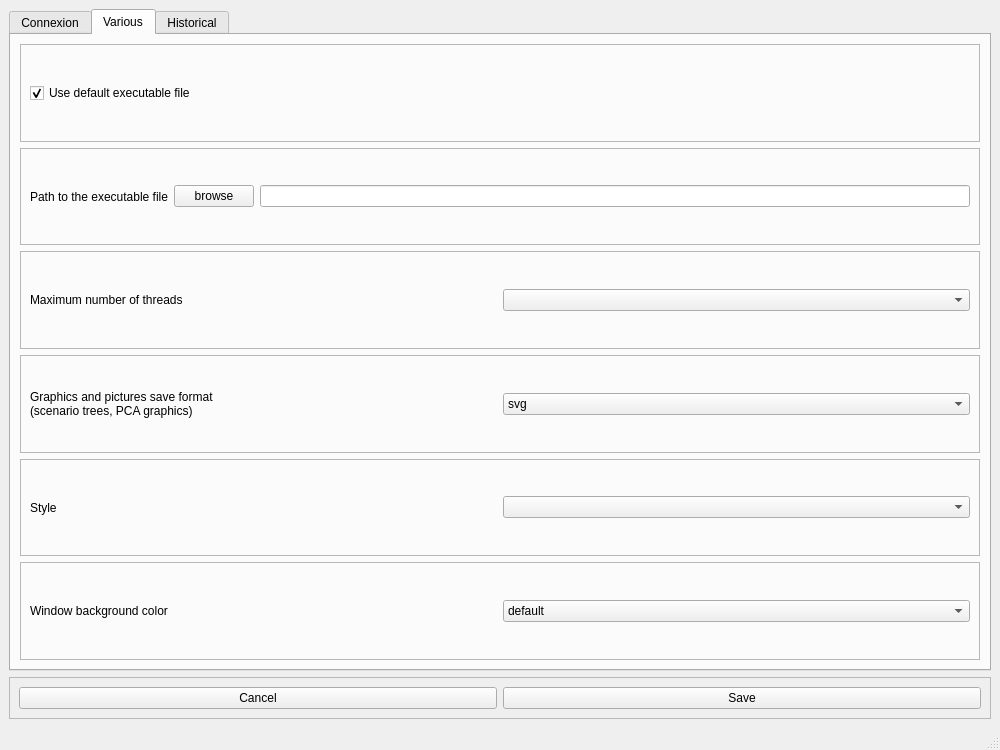
First picture: the form in python_interface/uis/preferences.ui, repository cbgp/diyabc, before the edit.
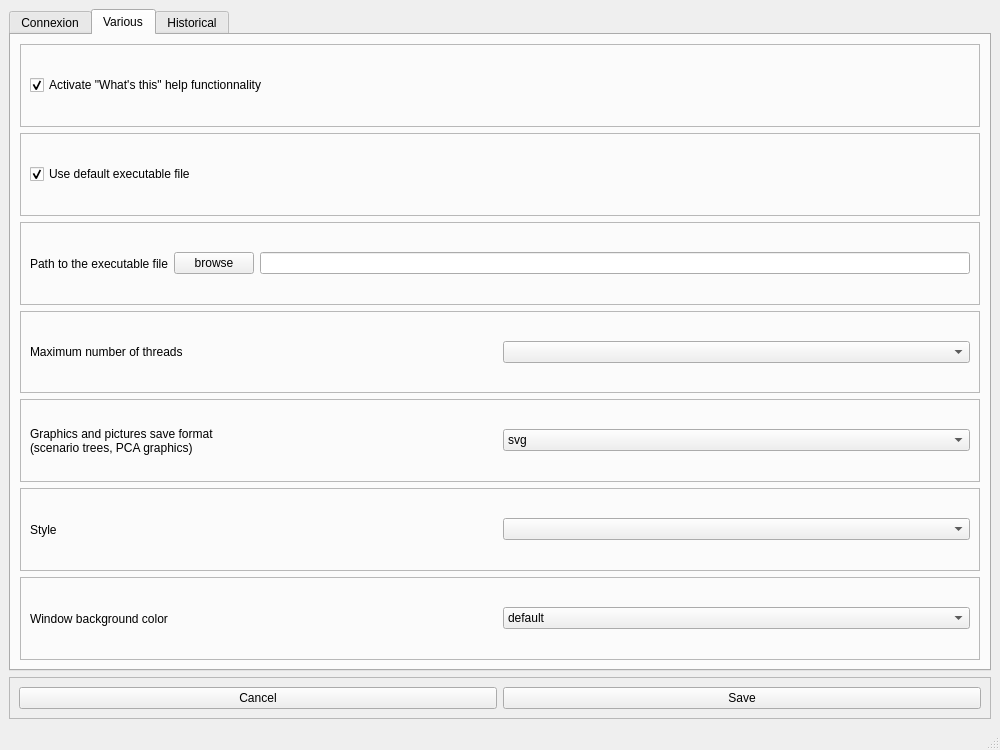
Second picture: the form after the edit.

Commit message: settings WT, WT update on childAdded rather than on click

Patch:
```diff
--- a/python_interface/uis/preferences.ui
+++ b/python_interface/uis/preferences.ui
@@ -126,6 +126,28 @@
         <string>Various</string>
        </attribute>
        <layout class="QVBoxLayout" name="verticalLayout_2">
+        <item>
+         <widget class="QFrame" name="frame_7">
+          <property name="frameShape">
+           <enum>QFrame::StyledPanel</enum>
+          </property>
+          <property name="frameShadow">
+           <enum>QFrame::Raised</enum>
+          </property>
+          <layout class="QHBoxLayout" name="horizontalLayout_7">
+           <item>
+            <widget class="QCheckBox" name="wtCheck">
+             <property name="text">
+              <string>Activate &quot;What's this&quot; help functionnality</string>
+             </property>
+             <property name="checked">
+              <bool>true</bool>
+             </property>
+            </widget>
+           </item>
+          </layout>
+         </widget>
+        </item>
         <item>
          <widget class="QFrame" name="frame_5">
           <property name="frameShape">
```
The commit also changes 2 other files.
